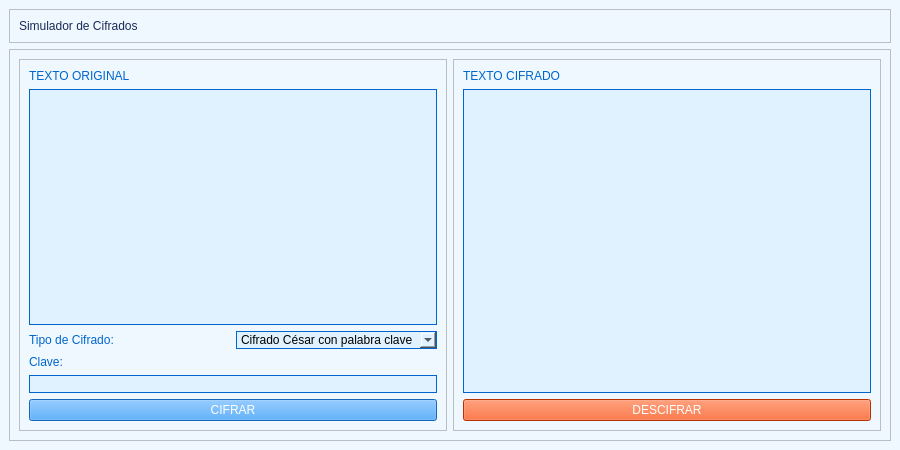
JesusAbarcaRodriguez/caesar-cipher-encryptor, file view/view.ui: the form before one commit.
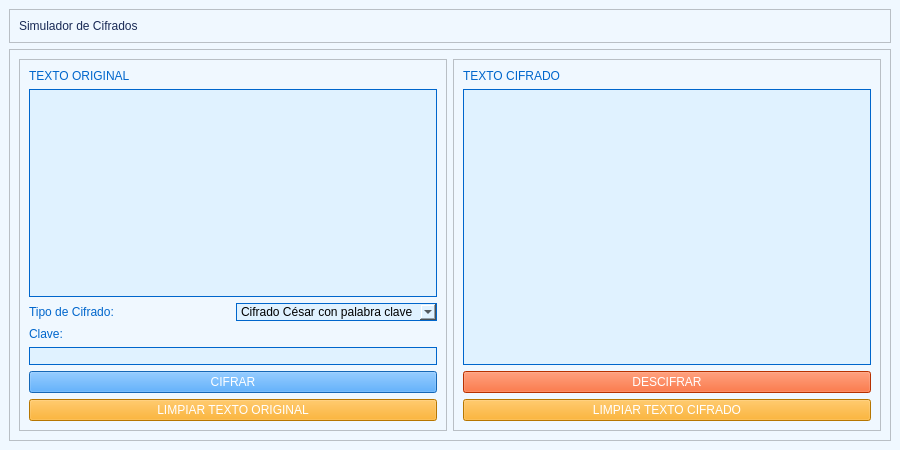
The form after the commit.

Commit message: [AGREGAR BOTON DE LIMPIAR]

```diff
--- a/view/view.ui
+++ b/view/view.ui
@@ -155,6 +155,20 @@
             </property>
            </widget>
           </item>
+          <!-- Botón de limpiar texto original -->
+          <item>
+           <widget class="QPushButton" name="clearTextToEncryptButton">
+            <property name="text">
+             <string>LIMPIAR TEXTO ORIGINAL</string>
+            </property>
+            <property name="styleSheet">
+             <string notr="true">
+             background-color: rgb(255, 165, 0);
+             color: white;
+             </string>
+            </property>
+           </widget>
+          </item>
          </layout>
         </widget>
        </item>
@@ -200,6 +214,20 @@
             </property>
            </widget>
           </item>
+          <!-- Botón de limpiar texto cifrado -->
+          <item>
+           <widget class="QPushButton" name="clearDecryptedTextButton">
+            <property name="text">
+             <string>LIMPIAR TEXTO CIFRADO</string>
+            </property>
+            <property name="styleSheet">
+             <string notr="true">
+             background-color: rgb(255, 165, 0);
+             color: white;
+             </string>
+            </property>
+           </widget>
+          </item>
          </layout>
         </widget>
        </item>
```
The commit also changes 2 other files.
